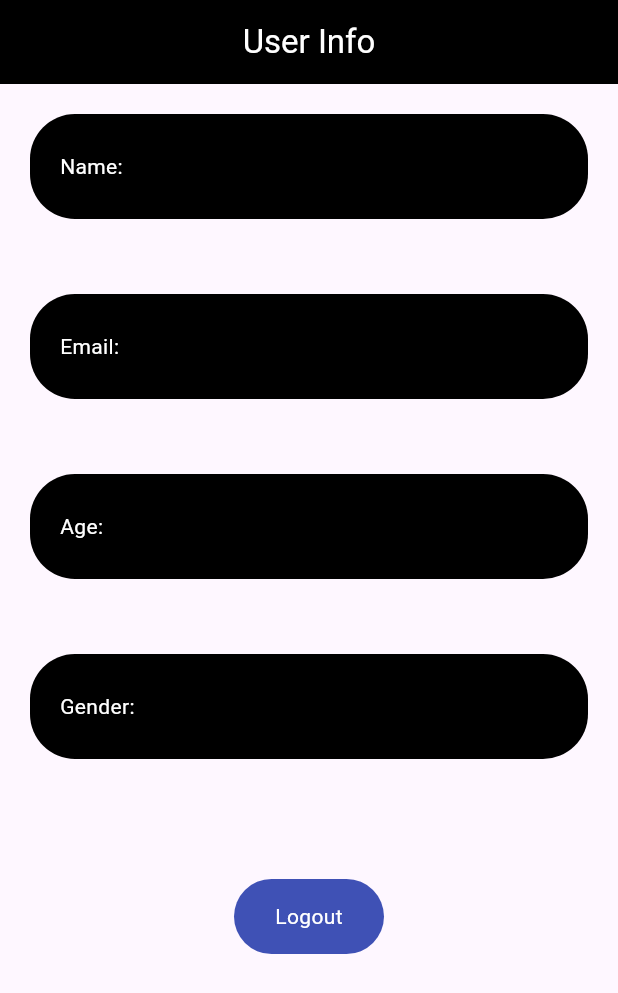
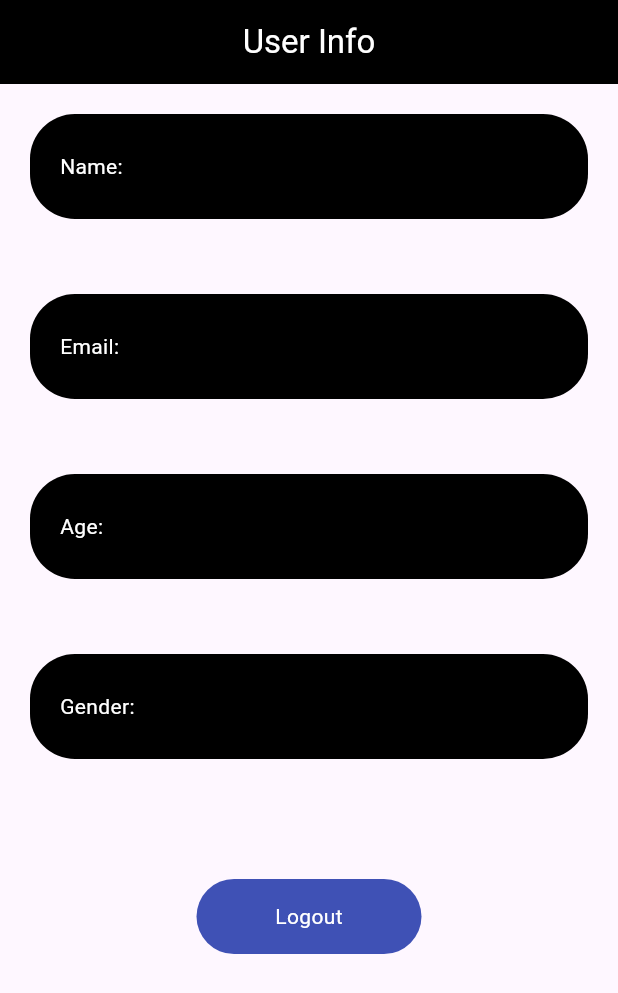
Before and after one commit to ZainR10/Flutter-Rooms, a Flutter app: the Info screen opened directly, on a phone screen of 412 x 824 dp. Shown: the top 993 px of the screen. Run offline on Flutter 3.47's test engine with Material 3 defaults, Android fonts, the phone set to English and light mode, and no system bars; our stand-ins replace shared_preferences; accounts and stored records are empty.

Commit message:
changed button width in infi screen

```diff
--- a/lib/info.dart
+++ b/lib/info.dart
@@ -161,7 +161,7 @@ class _InfoState extends State<Info> {
             },
             child: Container(
                 height: 50,
-                width: 100,
+                width: 150,
                 decoration: BoxDecoration(
                     color: Colors.indigo,
                     borderRadius: BorderRadius.circular(30)),
```
